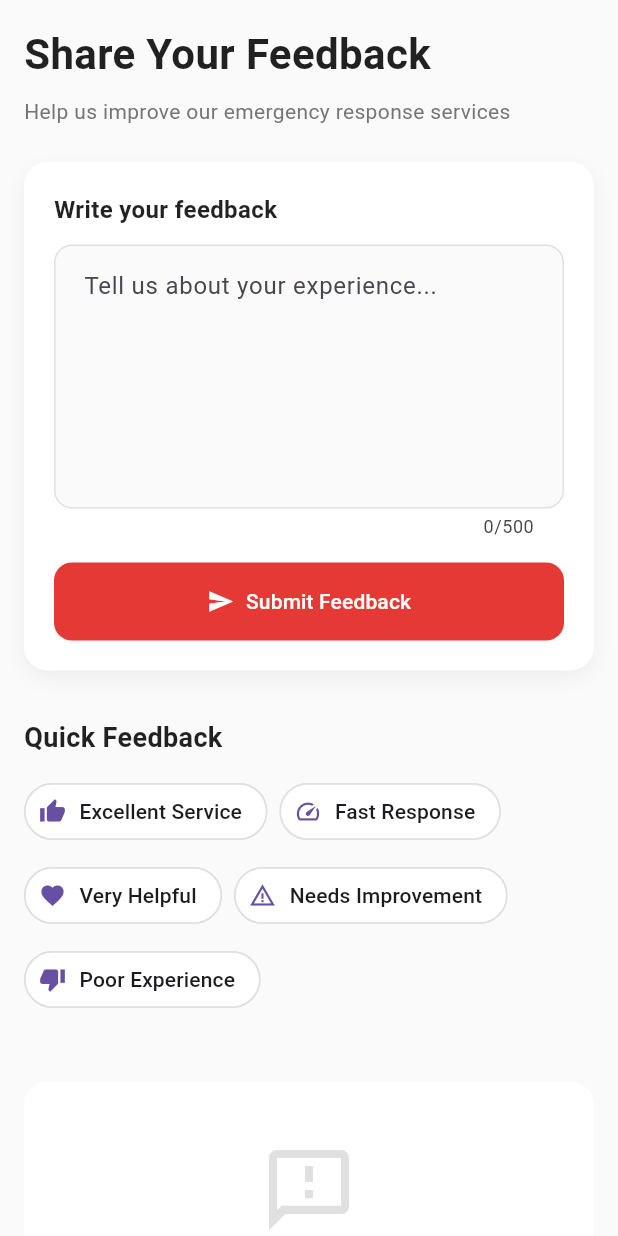
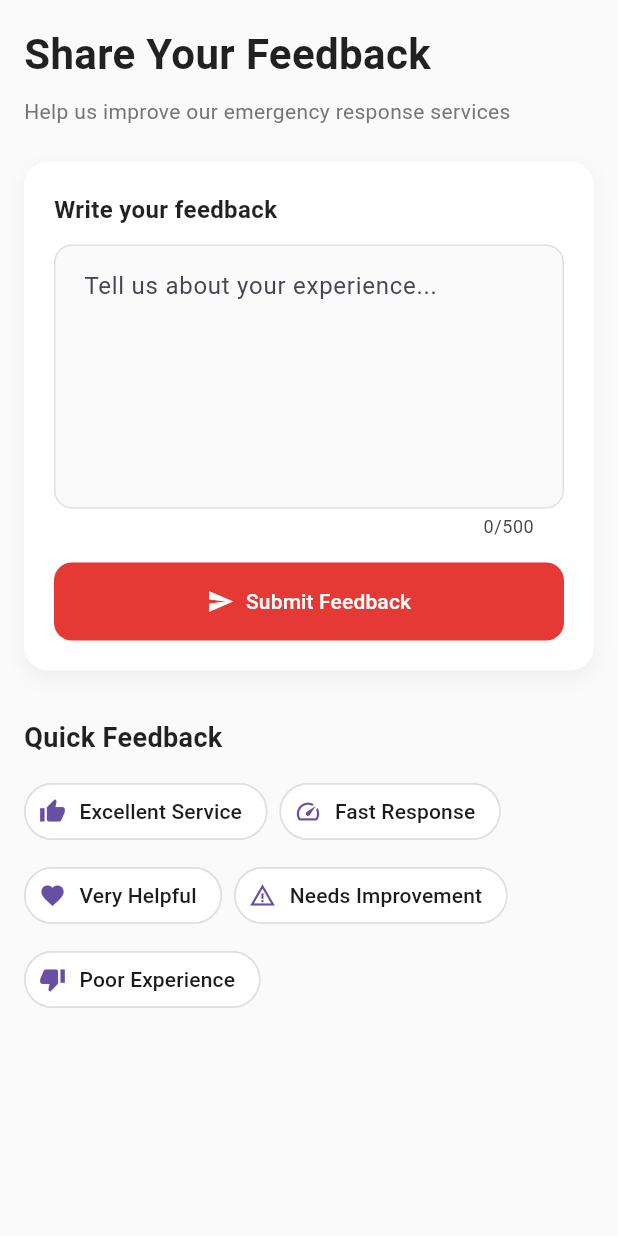
Before and after one commit to kavi20011211/flood_management_system_sri_lanka, a Flutter app: the FeedbackScreen screen opened directly, on a phone screen of 412 x 824 dp. Run offline on Flutter 3.47's test engine with Material 3 defaults, Android fonts, the light colour scheme and no system bars; our stand-ins replace geolocator, google_maps_flutter, shared_preferences; accounts and stored records are empty.

Commit message:
Final Commit

```diff
--- a/frontend/lib/screens/feedback_screen.dart
+++ b/frontend/lib/screens/feedback_screen.dart
@@ -316,47 +316,47 @@ class _FeedbackScreenState extends State<FeedbackScreen> {
                 // ),
                 const SizedBox(height: 12),
 
-                if (feedbackHistory.isEmpty)
-                  Container(
-                    padding: const EdgeInsets.all(40),
-                    decoration: BoxDecoration(
-                      color: Colors.white,
-                      borderRadius: BorderRadius.circular(16),
-                    ),
-                    child: Center(
-                      child: Column(
-                        children: [
-                          Icon(
-                            Icons.feedback_outlined,
-                            size: 64,
-                            color: Colors.grey.shade300,
-                          ),
-                          const SizedBox(height: 16),
-                          Text(
-                            "No feedback history yet",
-                            style: TextStyle(
-                              fontSize: 16,
-                              color: Colors.grey.shade600,
-                            ),
-                          ),
-                        ],
-                      ),
-                    ),
-                  )
-                else
-                  ListView.builder(
-                    shrinkWrap: true,
-                    physics: const NeverScrollableScrollPhysics(),
-                    itemCount: feedbackHistory.length,
-                    itemBuilder: (context, index) {
-                      final feedback = feedbackHistory[index];
-                      return _buildFeedbackCard(
-                        feedback['feedback'],
-                        feedback['date'],
-                        feedback['status'],
-                      );
-                    },
-                  ),
+                // if (feedbackHistory.isEmpty)
+                // Container(
+                //   padding: const EdgeInsets.all(40),
+                //   decoration: BoxDecoration(
+                //     color: Colors.white,
+                //     borderRadius: BorderRadius.circular(16),
+                //   ),
+                //   child: Center(
+                //     child: Column(
+                //       children: [
+                //         Icon(
+                //           Icons.feedback_outlined,
+                //           size: 64,
+                //           color: Colors.grey.shade300,
+                //         ),
+                //         const SizedBox(height: 16),
+                //         Text(
+                //           "No feedback history yet",
+                //           style: TextStyle(
+                //             fontSize: 16,
+                //             color: Colors.grey.shade600,
+                //           ),
+                //         ),
+                //       ],
+                //     ),
+                //   ),
+                // )
+                // else
+                //   ListView.builder(
+                //     shrinkWrap: true,
+                //     physics: const NeverScrollableScrollPhysics(),
+                //     itemCount: feedbackHistory.length,
+                //     itemBuilder: (context, index) {
+                //       final feedback = feedbackHistory[index];
+                //       return _buildFeedbackCard(
+                //         feedback['feedback'],
+                //         feedback['date'],
+                //         feedback['status'],
+                //       );
+                //     },
+                //   ),
 
                 const SizedBox(height: 20),
               ],
```
Also changed, not shown: frontend/lib/screens/home_page.dart (+142 -73 lines), frontend/lib/screens/login_screen.dart (+13 -6 lines), 1 other file.
